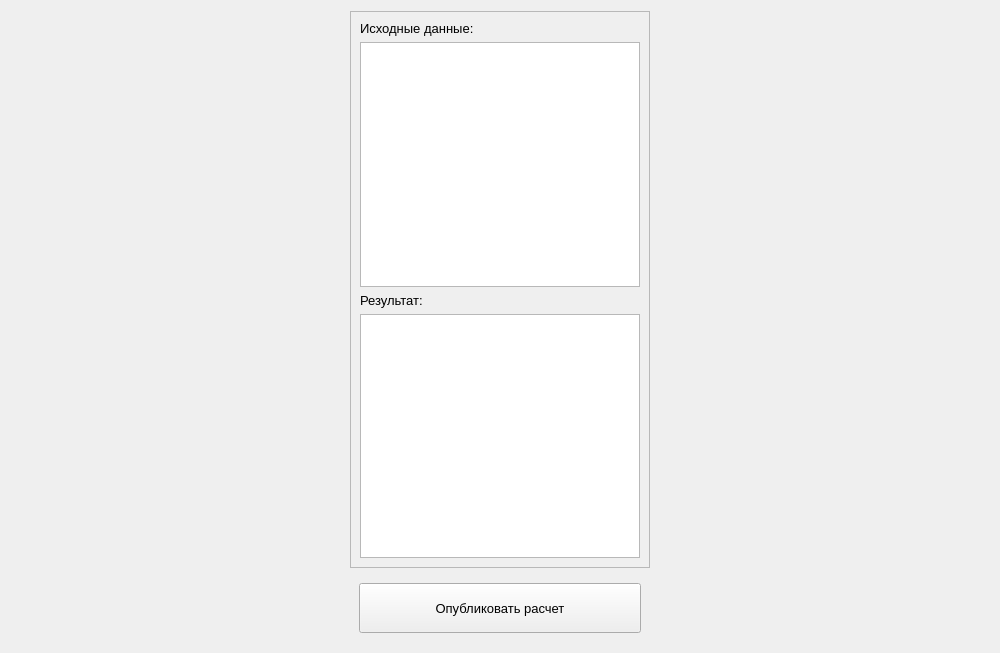
This is ui/AttemptWidget.ui in Vladislav005/Chemical-Calculations as Qt 5 draws it before an edit. The edited form follows.
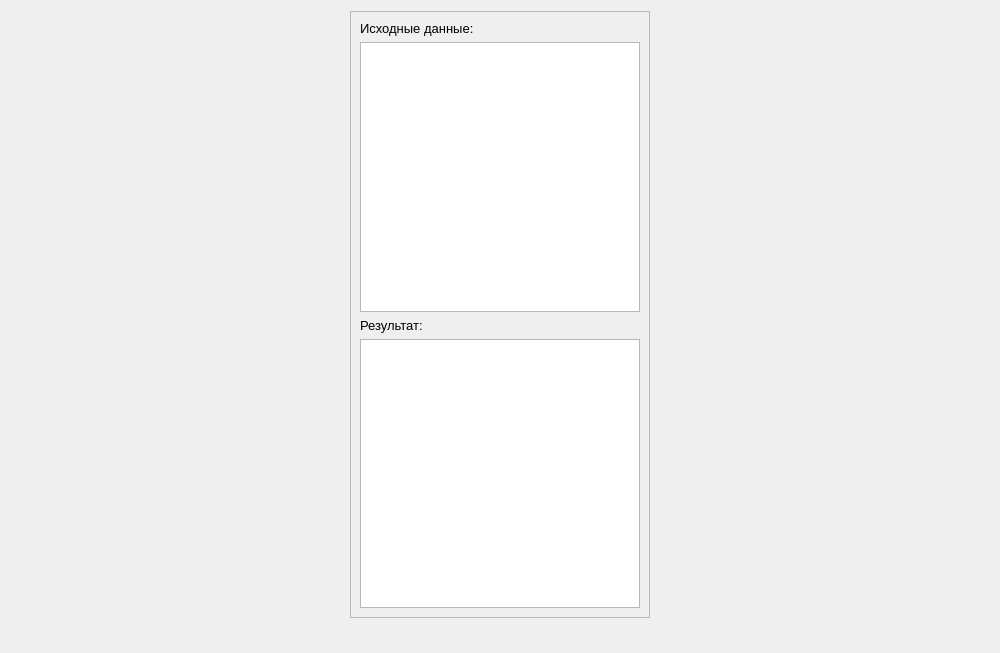
This is the edited form.

Diff of the .ui file:
```diff
--- a/ui/AttemptWidget.ui
+++ b/ui/AttemptWidget.ui
@@ -89,26 +89,7 @@
    </item>
    <item row="1" column="0">
     <widget class="QWidget" name="widget" native="true">
-     <layout class="QGridLayout" name="gridLayout_2">
-      <item row="0" column="0">
-       <widget class="QPushButton" name="addAttemptButton">
-        <property name="minimumSize">
-         <size>
-          <width>0</width>
-          <height>50</height>
-         </size>
-        </property>
-        <property name="font">
-         <font>
-          <pointsize>10</pointsize>
-         </font>
-        </property>
-        <property name="text">
-         <string>Опубликовать расчет</string>
-        </property>
-       </widget>
-      </item>
-     </layout>
+     <layout class="QGridLayout" name="gridLayout_2"/>
     </widget>
    </item>
   </layout>
```
